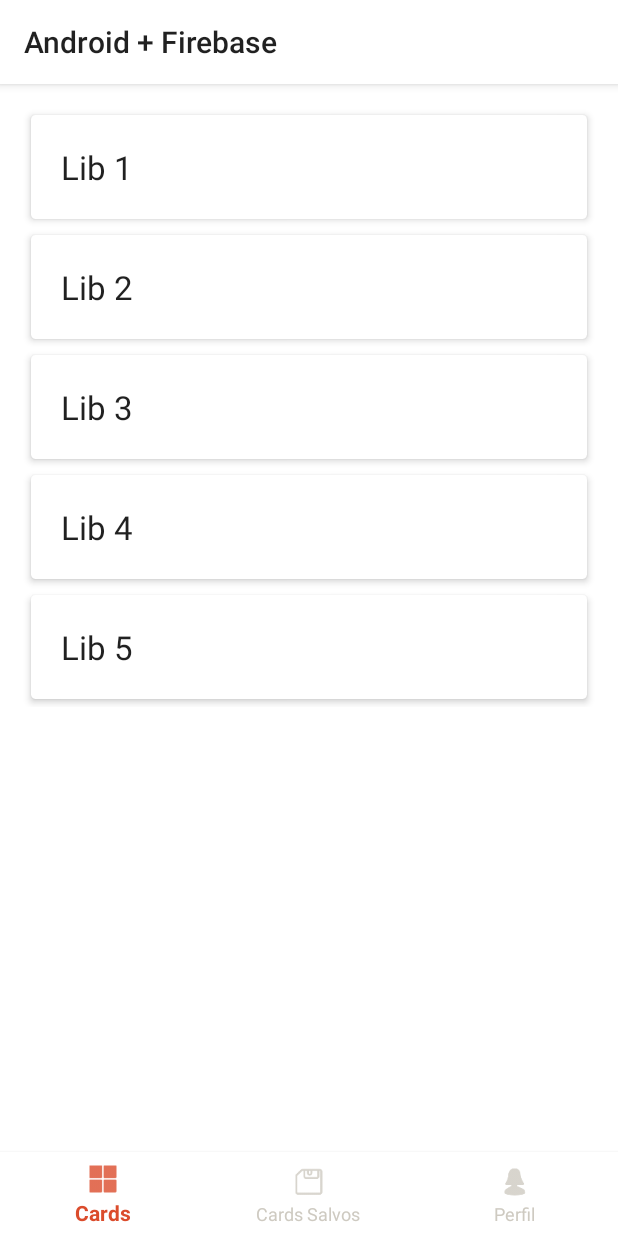
After one commit to anacoimbrag/Android-Firebase, an Android app: the fragment SavedCardsFragment placed in its activity, on a phone screen of 412 x 824 dp. The commit adds this screen. Run offline under Robolectric (Android 15) with nearby library versions, the phone set to English and light mode, and no system bars; our stand-ins replace ButterKnife; libraries missing offline, so code that uses them is left out: com.daprlabs.cardstack; 2 statements that could not run were skipped.

Commit message:
Saved cards layout

```diff
--- a/app/src/main/java/me/anacoimbra/androidfirebase/MainActivity.java
+++ b/app/src/main/java/me/anacoimbra/androidfirebase/MainActivity.java
@@ -31,6 +31,8 @@ public class MainActivity extends AppCompatActivity {
                     case R.id.action_cards:
                         replaceFragment(new CardsFragment());
                         break;
+                    case R.id.action_saved_cards:
+                        replaceFragment(new SavedCardsFragment());
                 }
 
                 return true;
--- /dev/null
+++ b/app/src/main/java/me/anacoimbra/androidfirebase/SavedCardsAdapter.java
@@ -0,0 +1,53 @@
+package me.anacoimbra.androidfirebase;
+
+import android.support.v7.widget.RecyclerView;
+import android.view.LayoutInflater;
+import android.view.View;
+import android.view.ViewGroup;
+import android.widget.TextView;
+
+import java.util.List;
+
+import butterknife.BindView;
+import butterknife.ButterKnife;
+
+/**
+ * Created by anacoimbra on 20/07/17.
+ */
+
+public class SavedCardsAdapter extends RecyclerView.Adapter<SavedCardsAdapter.ViewHolder> {
+
+    private List<String> items;
+
+    public SavedCardsAdapter(List<String> items) {
+        this.items = items;
+    }
+
+    @Override
+    public ViewHolder onCreateViewHolder(ViewGroup parent, int viewType) {
+        LayoutInflater inflater = LayoutInflater.from(parent.getContext());
+        View view = inflater.inflate(R.layout.partial_saved_card, parent, false);
+        return new ViewHolder(view);
+    }
+
+    @Override
+    public void onBindViewHolder(ViewHolder holder, int position) {
+        holder.textView2.setText(items.get(position));
+    }
+
+    @Override
+    public int getItemCount() {
+        return items.size();
+    }
+
+    class ViewHolder extends RecyclerView.ViewHolder {
+
+        @BindView(R.id.textView2)
+        TextView textView2;
+
+        ViewHolder(View itemView) {
+            super(itemView);
+            ButterKnife.bind(this, itemView);
+        }
+    }
+}
--- /dev/null
+++ b/app/src/main/java/me/anacoimbra/androidfirebase/SavedCardsFragment.java
@@ -0,0 +1,52 @@
+package me.anacoimbra.androidfirebase;
+
+
+import android.os.Bundle;
+import android.support.v4.app.Fragment;
+import android.support.v7.widget.RecyclerView;
+import android.view.LayoutInflater;
+import android.view.View;
+import android.view.ViewGroup;
+
+import java.util.Arrays;
+import java.util.List;
+
+import butterknife.BindView;
+import butterknife.ButterKnife;
+import butterknife.Unbinder;
+
+
+/**
+ * A simple {@link Fragment} subclass.
+ */
+public class SavedCardsFragment extends Fragment {
+
+
+    @BindView(R.id.items)
+    RecyclerView items;
+    Unbinder unbinder;
+
+    public SavedCardsFragment() {
+        // Required empty public constructor
+    }
+
+
+    @Override
+    public View onCreateView(LayoutInflater inflater, ViewGroup container,
+                             Bundle savedInstanceState) {
+        // Inflate the layout for this fragment
+        View view = inflater.inflate(R.layout.fragment_saved_cards, container, false);
+        unbinder = ButterKnife.bind(this, view);
+
+        List<String> list = Arrays.asList("Lib 1","Lib 2", "Lib 3", "Lib 4", "Lib 5");
+        items.setAdapter(new SavedCardsAdapter(list));
+
+        return view;
+    }
+
+    @Override
+    public void onDestroyView() {
+        super.onDestroyView();
+        unbinder.unbind();
+    }
+}
--- /dev/null
+++ b/app/src/main/res/layout/fragment_saved_cards.xml
@@ -0,0 +1,16 @@
+<LinearLayout xmlns:android="http://schemas.android.com/apk/res/android"
+    xmlns:tools="http://schemas.android.com/tools"
+    android:layout_width="match_parent"
+    android:layout_height="match_parent"
+    xmlns:app="http://schemas.android.com/apk/res-auto"
+    android:padding="15dp"
+    tools:context="me.anacoimbra.androidfirebase.SavedCardsFragment">
+
+    <android.support.v7.widget.RecyclerView
+        android:id="@+id/items"
+        android:layout_width="match_parent"
+        android:layout_height="wrap_content"
+        app:layoutManager="android.support.v7.widget.LinearLayoutManager"
+        tools:listitem="@layout/partial_saved_card"/>
+
+</LinearLayout>
--- /dev/null
+++ b/app/src/main/res/layout/partial_saved_card.xml
@@ -0,0 +1,22 @@
+<?xml version="1.0" encoding="utf-8"?>
+<android.support.v7.widget.CardView
+    xmlns:android="http://schemas.android.com/apk/res/android"
+    xmlns:card_view="http://schemas.android.com/apk/res-auto"
+    android:layout_height="wrap_content"
+    android:layout_width="match_parent"
+    android:layout_margin="5dp"
+    card_view:cardCornerRadius="3dp"
+    card_view:cardElevation="3dp">
+    <LinearLayout
+        android:orientation="vertical"
+        android:layout_width="match_parent"
+        android:layout_height="wrap_content"
+        android:padding="20dp">
+        <TextView
+            android:layout_width="wrap_content"
+            android:layout_height="wrap_content"
+            android:textAppearance="?android:attr/textAppearanceLarge"
+            android:text="Large Text"
+            android:id="@+id/textView2" />
+    </LinearLayout>
+</android.support.v7.widget.CardView>
```
